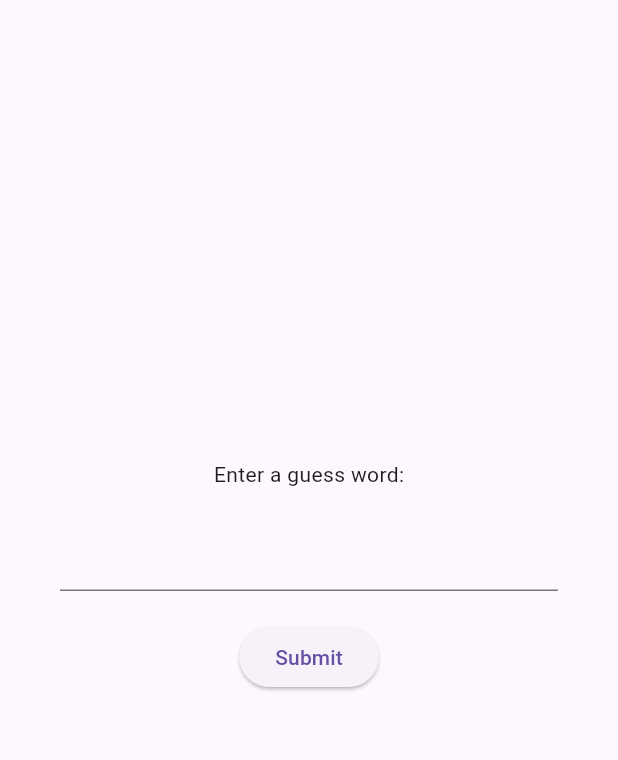
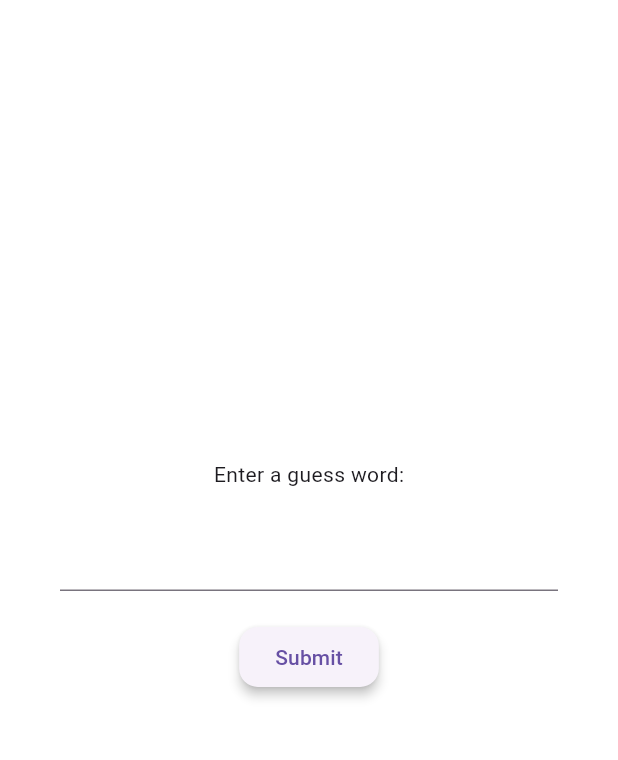
Before and after one commit to AntonyDerache/flutter_hangman_initiation, a Flutter app: the screen it shows after launch, on a phone screen of 412 x 824 dp, the part 84-844 px from its top. Run offline on Flutter 3.47's test engine with Material 3 defaults, Android fonts, the phone set to English and light mode, and no system bars; our stand-ins replace bloc, flutter_bloc.

Commit message:
add theme data for background and elevatedButton

```diff
--- a/lib/hangman/hangman_game.dart
+++ b/lib/hangman/hangman_game.dart
@@ -139,8 +139,6 @@ class _HangmanGame extends State<HangmanGame> {
                         onPressed: tryGuessWord,
                         style: ElevatedButton.styleFrom(
                           backgroundColor: Colors.blue.shade100,
-                          shape: RoundedRectangleBorder(
-                              borderRadius: BorderRadius.circular(15.0)),
                         ),
                         child: const Text("Try guess word",
                             style: TextStyle(color: Colors.indigo))),
--- a/lib/main.dart
+++ b/lib/main.dart
@@ -20,6 +20,13 @@ class MyApp extends StatelessWidget {
       create: (context) => GuessWordCubit(),
       child: MaterialApp(
         title: 'Hangman project',
+        theme: ThemeData(
+            scaffoldBackgroundColor: Colors.white,
+            elevatedButtonTheme: ElevatedButtonThemeData(
+                style: ElevatedButton.styleFrom(
+                    shape: RoundedRectangleBorder(
+                        borderRadius: BorderRadius.circular(12.5)),
+                    elevation: 3))),
         home: BlocBuilder<GuessWordCubit, GuessWordState>(
           builder: (context, state) {
             if (state.guessWord == "") {
```
